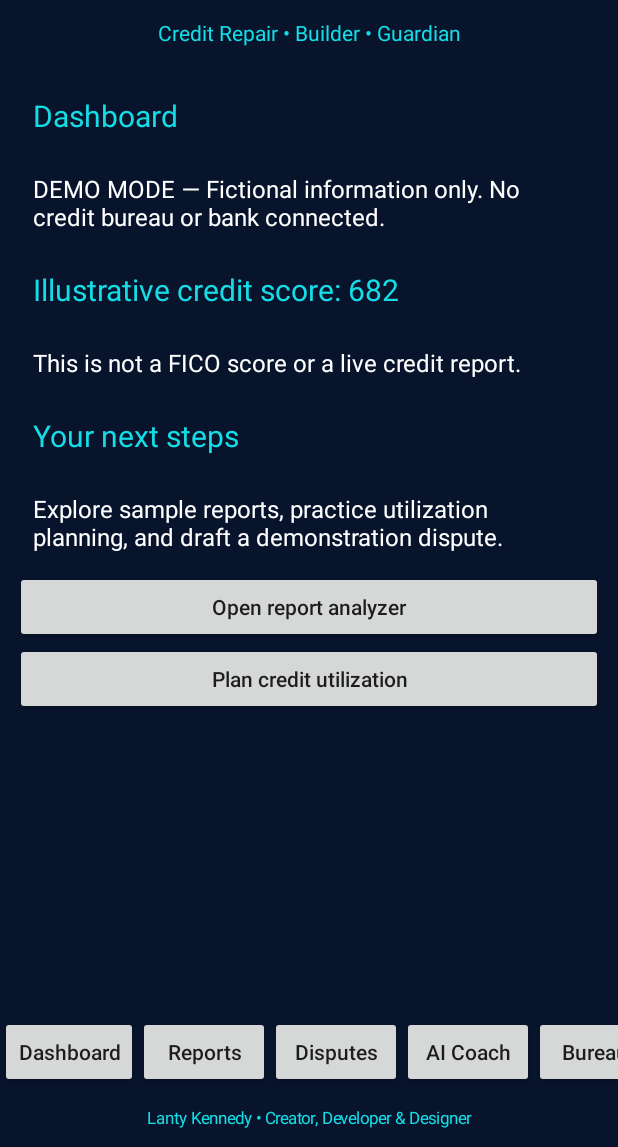
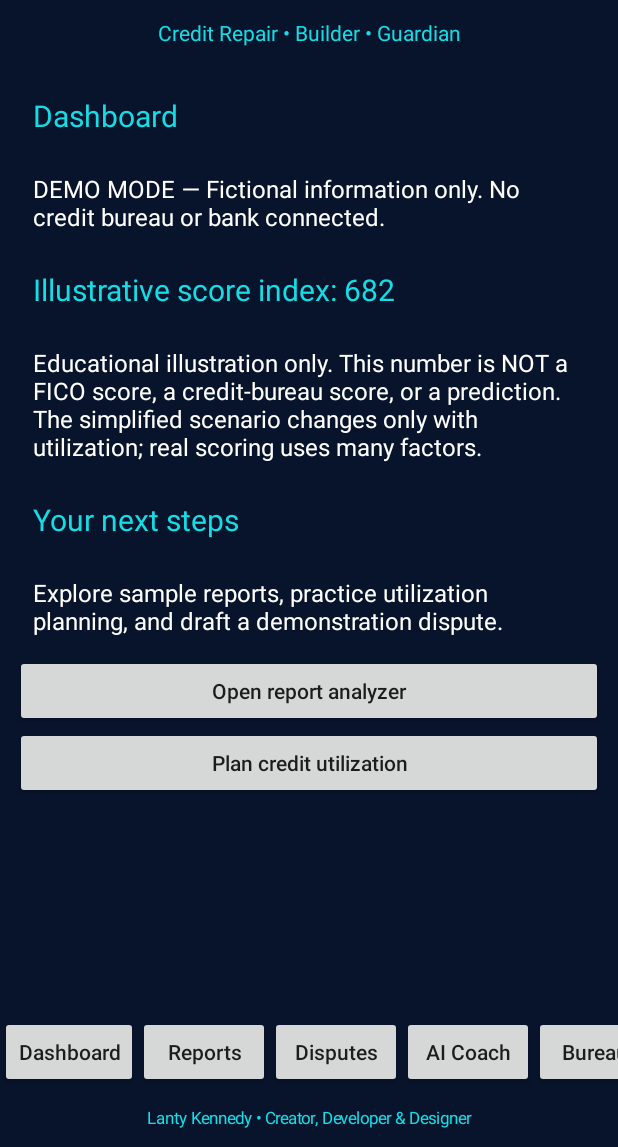
Before and after one commit to TitanCreditbyLantyKennedy/credit-titan-ai-android, an Android app: the screen it shows after launch (MainActivity), on a phone screen of 412 x 824 dp, the part 89-1236 px from its top. Run offline under Robolectric (Android 15) with nearby library versions, the light colour scheme and no system bars.

Commit message:
Add live-updating educational score index to utilization simulator

```diff
--- a/app/src/main/java/com/credittitan/ai/MainActivity.java
+++ b/app/src/main/java/com/credittitan/ai/MainActivity.java
@@ -12,6 +12,8 @@ public class MainActivity extends Activity {
     private LinearLayout content;
     private int balance=960, limit=3000;
     private boolean disputeDraft=false;
+    private int demoScore(){int utilization=(int)Math.round(100.0*balance/limit);return Math.max(600,Math.min(730,682+(32-utilization)/2));}
+    private String demoScoreNote(){return "Educational illustration only. This number is NOT a FICO score, a credit-bureau score, or a prediction. The simplified scenario changes only with utilization; real scoring uses many factors."; }
     private int dp(int value){return (int)(getResources().getDisplayMetrics().density*value+0.5f);}
     @Override public void onCreate(Bundle state){super.onCreate(state);show(0);}
     private TextView text(String value,int size,int color){
@@ -48,7 +50,7 @@ public class MainActivity extends Activity {
     private void render(int index){
         switch(index){
             case 0:
-                add("Illustrative credit score: 682","This is not a FICO score or a live credit report.");
+                add("Illustrative score index: "+demoScore(),demoScoreNote());
                 add("Your next steps","Explore sample reports, practice utilization planning, and draft a demonstration dispute.");
                 action("Open report analyzer",()->show(1));
                 action("Plan credit utilization",()->show(5));
@@ -79,10 +81,13 @@ public class MainActivity extends Activity {
             case 5:
                 int pct=(int)Math.round(100.0*balance/limit);
                 add("Interactive utilization planner","Sample balance: $"+balance+" | Sample limit: $"+limit+" | Utilization: "+pct+"%");
+                TextView scoreDisplay=text("Illustrative score index: "+demoScore(),22,cyan);content.addView(scoreDisplay);
+                TextView utilizationDisplay=text("Utilization: "+pct+"%",17,white);content.addView(utilizationDisplay);
+                content.addView(text(demoScoreNote(),13,white));
                 add("Adjust fictional balance","Move the slider to explore how utilization changes. This does not predict a credit score.");
                 SeekBar slider=new SeekBar(this);slider.setMax(limit);slider.setProgress(balance);
                 slider.setOnSeekBarChangeListener(new SeekBar.OnSeekBarChangeListener(){
-                    public void onProgressChanged(SeekBar s,int p,boolean fromUser){balance=p;}
+                    public void onProgressChanged(SeekBar s,int p,boolean fromUser){balance=p;scoreDisplay.setText("Illustrative score index: "+demoScore());utilizationDisplay.setText("Utilization: "+(int)Math.round(100.0*balance/limit)+"%");}
                     public void onStartTrackingTouch(SeekBar s){}
                     public void onStopTrackingTouch(SeekBar s){show(5);}
                 });
```
